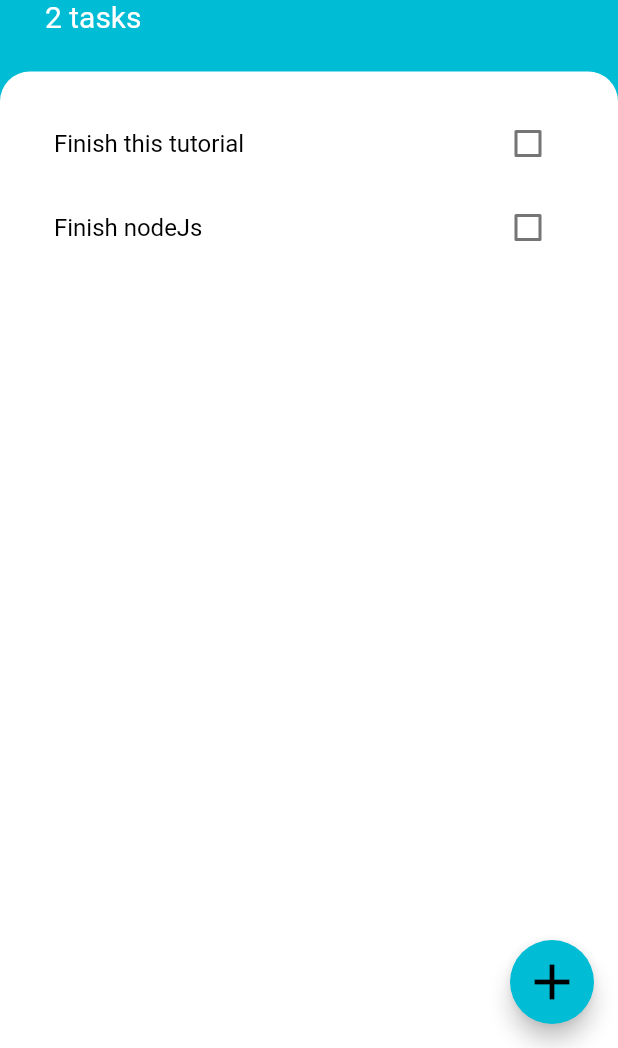
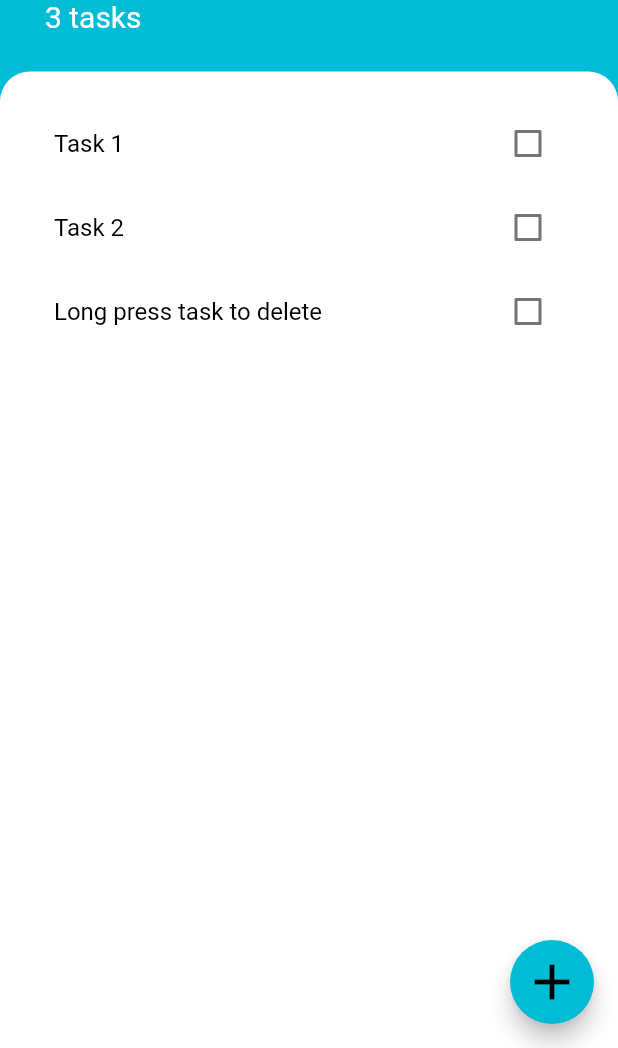
Before and after one commit to nikhilshankar96/todoapp_flutter, a Flutter app: the screen it shows after launch, on a phone screen of 412 x 824 dp, the part 188-1236 px from its top. Run offline on Flutter 3.47's test engine with Material 2 defaults, Android fonts, the phone set to English and light mode, and no system bars.

```diff
--- a/lib/components/TaskTile.dart
+++ b/lib/components/TaskTile.dart
@@ -1,14 +1,16 @@
 import 'package:flutter/material.dart';
 
 class TaskTile extends StatelessWidget {
-  TaskTile({this.isChecked, this.taskTitle, this.checkChecked});
+  TaskTile({this.isChecked, this.taskTitle, this.checkChecked, this.longPressCallback});
   final bool isChecked;
   final String taskTitle;
   final Function checkChecked;
+  final Function longPressCallback;
 
   @override
   Widget build(BuildContext context) {
     return ListTile(
+      onLongPress: longPressCallback,
       title: Text(
         '$taskTitle',
         style: TextStyle(
--- a/lib/components/TasksList.dart
+++ b/lib/components/TasksList.dart
@@ -10,14 +10,17 @@ class TasksList extends StatelessWidget {
       builder: (context, taskData, child) {
         return ListView.builder(
           itemBuilder: (context, index) {
+            final task = taskData.tasks[index];
             return TaskTile(
-                taskTitle: taskData.tasks[index].name,
-                isChecked: taskData.tasks[index].isDone,
-                checkChecked: (checked) {
-//              setState(() {
-//                Provider.of<TaskData>(context).tasks[index].toggleDone();
-//              });
-                });
+              taskTitle: task.name,
+              isChecked: task.isDone,
+              checkChecked: (checked) {
+                taskData.updateTask(task);
+              },
+              longPressCallback: () {
+                taskData.removeTask(task);
+              },
+            );
           },
           itemCount: taskData.taskKCount,
         );
--- a/lib/models/taskData.dart
+++ b/lib/models/taskData.dart
@@ -1,17 +1,40 @@
 import 'package:flutter/cupertino.dart';
 import 'task.dart';
+import 'dart:collection';
 
 class TaskData extends ChangeNotifier {
-  List<Task> tasks = [
+  List<Task> _tasks = [
     Task(
-      name: 'Finish this tutorial',
+      name: 'Task 1',
     ),
     Task(
-      name: 'Finish nodeJs',
+      name: 'Task 2',
+    ),
+    Task(
+      name: 'Long press task to delete',
     ),
   ];
 
+  UnmodifiableListView<Task> get tasks {
+    return UnmodifiableListView(_tasks);
+  }
+
   int get taskKCount {
-    return tasks.length;
+    return _tasks.length;
+  }
+
+  void addTask(String newTaskTitle) {
+    _tasks.add(Task(name: newTaskTitle));
+    notifyListeners();
+  }
+
+  void updateTask(Task task) {
+    task.toggleDone();
+    notifyListeners();
+  }
+
+  void removeTask(Task task) {
+    _tasks.remove(task);
+    notifyListeners();
   }
 }
```
Also changed, not shown: lib/components/AddTaskComponent.dart (+5 -7 lines), lib/screens/TaskScreen.dart (+1 -6 lines).
